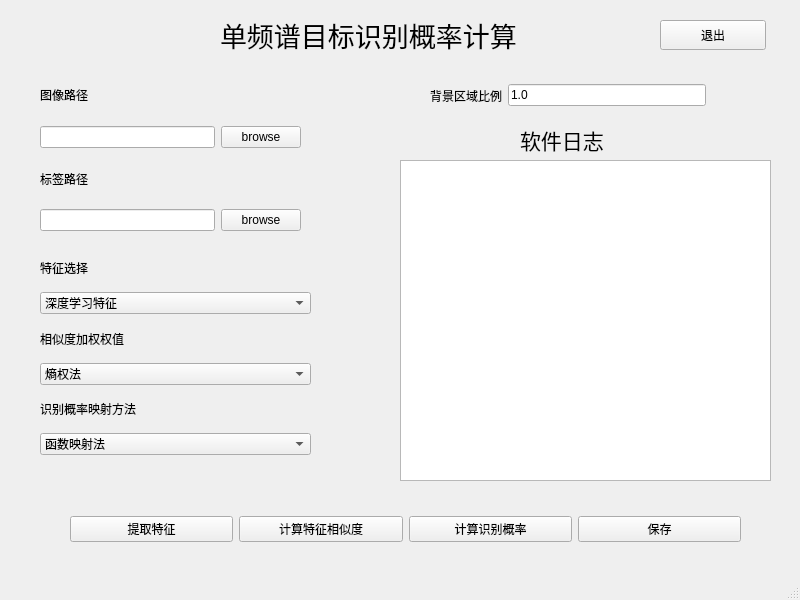
First picture: the form in v1/probability.ui, repository chongkuiqi/FTRP_app, before the edit.
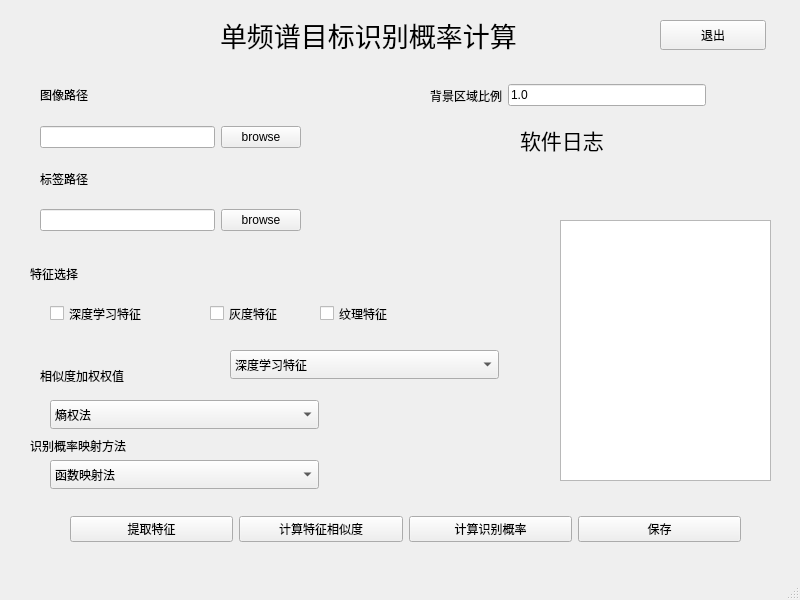
Second picture: the form after the edit.

What changed in the file:
```diff
--- a/v1/probability.ui
+++ b/v1/probability.ui
@@ -62,14 +62,14 @@
    <widget class="QTextBrowser" name="text_log">
     <property name="geometry">
      <rect>
-      <x>400</x>
-      <y>160</y>
-      <width>371</width>
-      <height>321</height>
+      <x>560</x>
+      <y>220</y>
+      <width>211</width>
+      <height>261</height>
      </rect>
     </property>
    </widget>
-   <widget class="QWidget" name="">
+   <widget class="QWidget" name="layoutWidget">
     <property name="geometry">
      <rect>
       <x>40</x>
@@ -115,92 +115,7 @@
      </item>
     </layout>
    </widget>
-   <widget class="QWidget" name="">
-    <property name="geometry">
-     <rect>
-      <x>40</x>
-      <y>250</y>
-      <width>271</width>
-      <height>205</height>
-     </rect>
-    </property>
-    <layout class="QGridLayout" name="gridLayout_2">
-     <item row="0" column="0">
-      <widget class="QLabel" name="label_feCase">
-       <property name="text">
-        <string>特征选择</string>
-       </property>
-      </widget>
-     </item>
-     <item row="1" column="0">
-      <widget class="QComboBox" name="CB_fe">
-       <item>
-        <property name="text">
-         <string>深度学习特征</string>
-        </property>
-       </item>
-       <item>
-        <property name="text">
-         <string>灰度特征</string>
-        </property>
-       </item>
-       <item>
-        <property name="text">
-         <string>纹理特征</string>
-        </property>
-       </item>
-      </widget>
-     </item>
-     <item row="2" column="0">
-      <widget class="QLabel" name="label_weightsCase">
-       <property name="text">
-        <string>相似度加权权值</string>
-       </property>
-      </widget>
-     </item>
-     <item row="3" column="0">
-      <widget class="QComboBox" name="CB_weights">
-       <item>
-        <property name="text">
-         <string>熵权法</string>
-        </property>
-       </item>
-       <item>
-        <property name="text">
-         <string>专家法</string>
-        </property>
-       </item>
-       <item>
-        <property name="text">
-         <string>自定义法</string>
-        </property>
-       </item>
-      </widget>
-     </item>
-     <item row="4" column="0">
-      <widget class="QLabel" name="label_mapCase">
-       <property name="text">
-        <string>识别概率映射方法</string>
-       </property>
-      </widget>
-     </item>
-     <item row="5" column="0">
-      <widget class="QComboBox" name="CB_map">
-       <item>
-        <property name="text">
-         <string>函数映射法</string>
-        </property>
-       </item>
-       <item>
-        <property name="text">
-         <string>心理学决策原理法</string>
-        </property>
-       </item>
-      </widget>
-     </item>
-    </layout>
-   </widget>
-   <widget class="QWidget" name="">
+   <widget class="QWidget" name="layoutWidget">
     <property name="geometry">
      <rect>
       <x>70</x>
@@ -240,7 +155,7 @@
      </item>
     </layout>
    </widget>
-   <widget class="QWidget" name="">
+   <widget class="QWidget" name="layoutWidget">
     <property name="geometry">
      <rect>
       <x>430</x>
@@ -266,6 +181,154 @@
      </item>
     </layout>
    </widget>
+   <widget class="QLabel" name="label_feCase">
+    <property name="geometry">
+     <rect>
+      <x>30</x>
+      <y>260</y>
+      <width>81</width>
+      <height>27</height>
+     </rect>
+    </property>
+    <property name="text">
+     <string>特征选择</string>
+    </property>
+   </widget>
+   <widget class="QLabel" name="label_weightsCase">
+    <property name="geometry">
+     <rect>
+      <x>40</x>
+      <y>360</y>
+      <width>141</width>
+      <height>31</height>
+     </rect>
+    </property>
+    <property name="text">
+     <string>相似度加权权值</string>
+    </property>
+   </widget>
+   <widget class="QComboBox" name="CB_weights">
+    <property name="geometry">
+     <rect>
+      <x>50</x>
+      <y>400</y>
+      <width>269</width>
+      <height>29</height>
+     </rect>
+    </property>
+    <item>
+     <property name="text">
+      <string>熵权法</string>
+     </property>
+    </item>
+    <item>
+     <property name="text">
+      <string>专家法</string>
+     </property>
+    </item>
+    <item>
+     <property name="text">
+      <string>自定义法</string>
+     </property>
+    </item>
+   </widget>
+   <widget class="QLabel" name="label_mapCase">
+    <property name="geometry">
+     <rect>
+      <x>30</x>
+      <y>420</y>
+      <width>141</width>
+      <height>51</height>
+     </rect>
+    </property>
+    <property name="text">
+     <string>识别概率映射方法</string>
+    </property>
+   </widget>
+   <widget class="QComboBox" name="CB_map">
+    <property name="geometry">
+     <rect>
+      <x>50</x>
+      <y>460</y>
+      <width>269</width>
+      <height>29</height>
+     </rect>
+    </property>
+    <item>
+     <property name="text">
+      <string>函数映射法</string>
+     </property>
+    </item>
+    <item>
+     <property name="text">
+      <string>心理学决策原理法</string>
+     </property>
+    </item>
+   </widget>
+   <widget class="QCheckBox" name="bu_deep_fe">
+    <property name="geometry">
+     <rect>
+      <x>50</x>
+      <y>300</y>
+      <width>131</width>
+      <height>27</height>
+     </rect>
+    </property>
+    <property name="text">
+     <string>深度学习特征</string>
+    </property>
+   </widget>
+   <widget class="QCheckBox" name="bu_gray_fe">
+    <property name="geometry">
+     <rect>
+      <x>210</x>
+      <y>300</y>
+      <width>131</width>
+      <height>27</height>
+     </rect>
+    </property>
+    <property name="text">
+     <string>灰度特征</string>
+    </property>
+   </widget>
+   <widget class="QCheckBox" name="bu_text_fe">
+    <property name="geometry">
+     <rect>
+      <x>320</x>
+      <y>300</y>
+      <width>131</width>
+      <height>27</height>
+     </rect>
+    </property>
+    <property name="text">
+     <string>纹理特征</string>
+    </property>
+   </widget>
+   <widget class="QComboBox" name="CB_fe">
+    <property name="geometry">
+     <rect>
+      <x>230</x>
+      <y>350</y>
+      <width>269</width>
+      <height>29</height>
+     </rect>
+    </property>
+    <item>
+     <property name="text">
+      <string>深度学习特征</string>
+     </property>
+    </item>
+    <item>
+     <property name="text">
+      <string>灰度特征</string>
+     </property>
+    </item>
+    <item>
+     <property name="text">
+      <string>纹理特征</string>
+     </property>
+    </item>
+   </widget>
   </widget>
   <widget class="QMenuBar" name="menubar">
    <property name="geometry">
```
